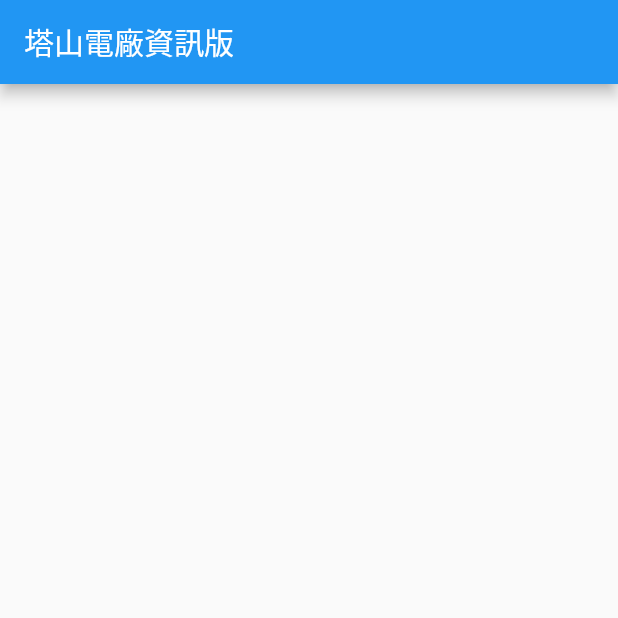
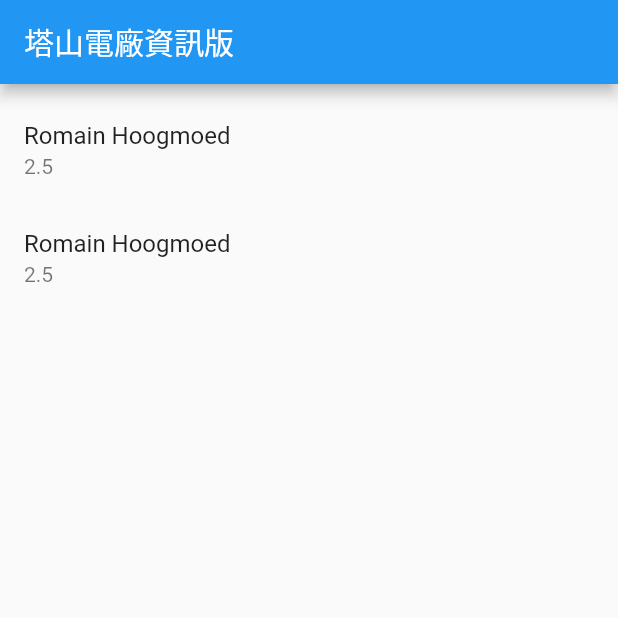
Before and after one commit to abc873693/flutter-demo, a Flutter app: the screen it shows after launch, on a phone screen of 412 x 824 dp, the top half of it. Run offline on Flutter 3.47's test engine with Material 2 defaults, Android fonts, the phone set to English and light mode, and no system bars; our stand-ins replace dio; network calls fail.

Commit message:
Upate dio code

```diff
--- a/lib/dashboard_page.dart
+++ b/lib/dashboard_page.dart
@@ -4,15 +4,22 @@ import 'package:flutter_app_demo/models/contact.dart';
 import 'package:flutter_app_demo/contact_list.dart';
 
 class DashboardPage extends StatelessWidget {
-  _buildContactList() {
+  _buildContactList()  {
+    return <GeneratorModel>[
+      const GeneratorModel(name: 'Romain Hoogmoed', value: 2.5),
+      const GeneratorModel(name: 'Romain Hoogmoed', value: 2.5),
+    ];
+  }
 
-    return <GeneratorModel>[
-
-    ];
+  _getData() async{
+    Dio dio = new Dio();
+    Response response = await dio.get("http://test-tat.icp-si.com:62381/generators");
+    print(response.data.toString());
   }
 
   @override
   Widget build(BuildContext context) {
+    _getData();
     return new Scaffold(body: new ContactsList(_buildContactList()));
   }
 }
--- a/lib/main.dart
+++ b/lib/main.dart
@@ -1,7 +1,7 @@
 import 'package:flutter/material.dart';
 import 'package:flutter_app_demo/dashboard_page.dart';
 
-void main() => runApp(new MaterialApp(
+void main()  => runApp(new MaterialApp(
   debugShowCheckedModeBanner: false,
   home: new Scaffold(
     appBar: new AppBar(
```
